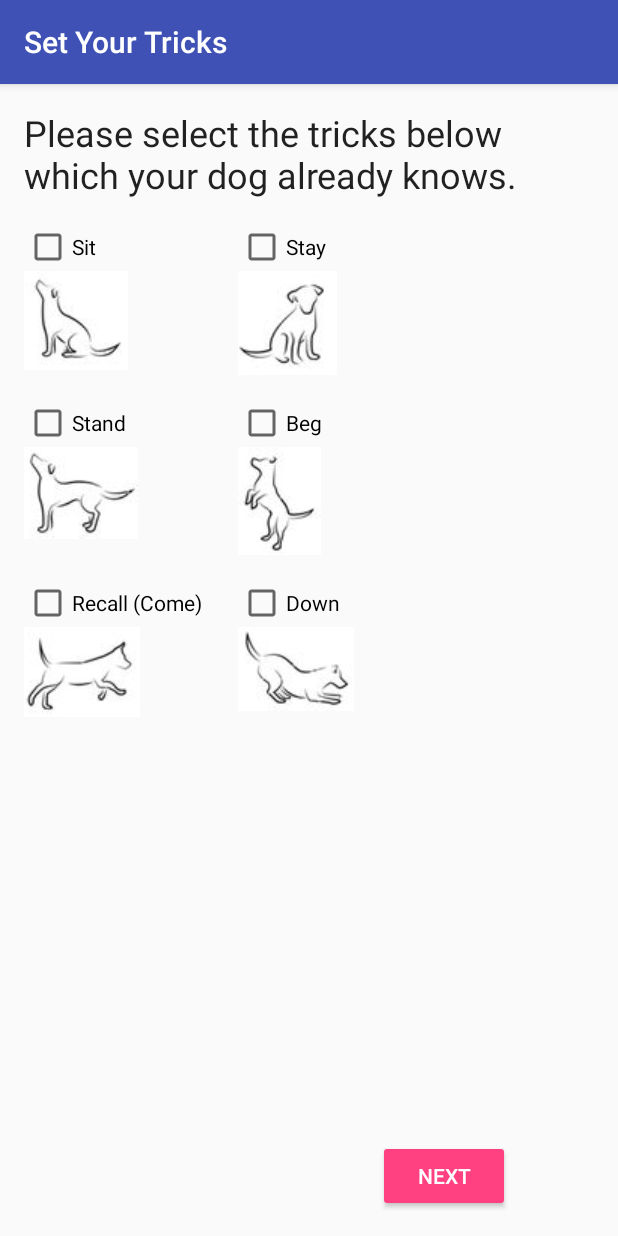
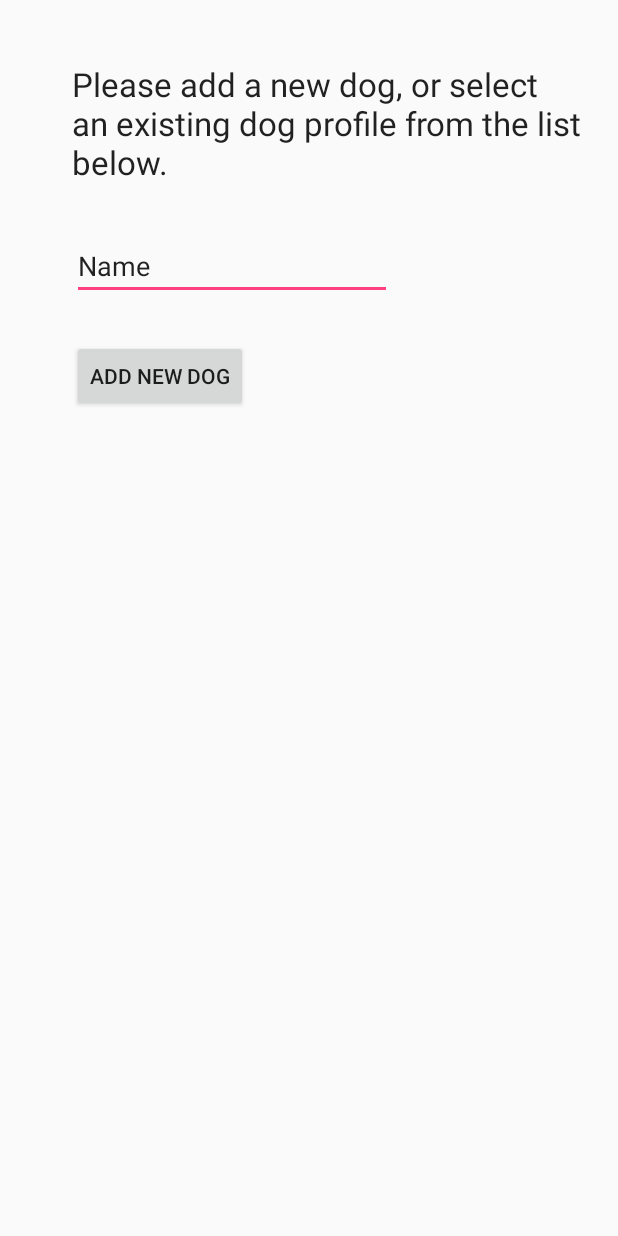
Before and after one commit to SarahFitz/cs683, an Android app: the screen it shows after launch (TrickSelectionActivity before the commit, SelectDog after it), after a tap on an icon or button, on a phone screen of 412 x 824 dp. Run offline under Robolectric (Android 15) with nearby library versions, the phone set to English and light mode, and no system bars.

Commit message:
Added the ability to save dog profiles using internal file storage
Created selectDog activity with functionality to add, delete, and select
dogs.
The LaunchActivity now transitions to the SelectDog activity.
The Add button on the SelectDog activity transitions to the
TrickSelectionActivity.
The TrickSelectionActivity now saves the dog profile on submit and
transitions back to the SelectDog activity.
SelectDog activity reads the save file and displays available dog
profiles in a spinner dropdown.

```diff
--- a/app/src/main/java/com/fitzgerald/cs682/assignment1/LaunchActivity.java
+++ b/app/src/main/java/com/fitzgerald/cs682/assignment1/LaunchActivity.java
@@ -19,13 +19,13 @@ public class LaunchActivity extends AppCompatActivity {
         //Set up click event for button to navigate to next activity
         Button getStartedButton = (Button) findViewById(R.id.getStarted);
         //create intent to instantiate new activity
-        final Intent trickSelectIntent = new Intent(this, TrickSelectionActivity.class);
+        final Intent selectDogIntent = new Intent(this, SelectDog.class);
         getStartedButton.setOnClickListener(new View.OnClickListener()
         {
             //when button is clicked, start the next activity
             public void onClick(View v) {
                 Log.i(TAG, "getStartedButton onClick startActivity");
-                startActivity(trickSelectIntent);
+                startActivity(selectDogIntent);
             }
         });
     }
--- /dev/null
+++ b/app/src/main/java/com/fitzgerald/cs682/assignment1/SelectDog.java
@@ -0,0 +1,255 @@
+package com.fitzgerald.cs682.assignment1;
+
+import android.app.Activity;
+import android.content.Context;
+import android.content.Intent;
+import android.os.Bundle;
+import android.util.Log;
+import android.view.View;
+import android.widget.ArrayAdapter;
+import android.widget.Button;
+import android.widget.EditText;
+import android.widget.Spinner;
+
+import java.io.BufferedReader;
+import java.io.FileNotFoundException;
+import java.io.FileOutputStream;
+import java.io.IOException;
+import java.io.InputStream;
+import java.io.InputStreamReader;
+import java.util.ArrayList;
+import java.util.Arrays;
+
+public class SelectDog extends Activity {
+    private static final String TAG = "appLog SelectDog";
+    //TODO: remove this eventually
+    ArrayList<String> dogNames;
+    ArrayList<ArrayList <String>> dogProfiles;
+
+
+    @Override
+    protected void onCreate(Bundle savedInstanceState) {
+        super.onCreate(savedInstanceState);
+        setContentView(R.layout.activity_select_dog);
+
+        setSpinnerData();
+
+        //Set up click event for ADD dog button
+        Button addNewDog = (Button) findViewById(R.id.addNewDogButton);
+
+        addNewDog.setOnClickListener(new View.OnClickListener() {
+            //when button is clicked, start the next activity
+            public void onClick(View v) {
+                Log.i(TAG, "addNewDog onClick");
+                addDog();
+            }
+        });
+
+        //Set up click event for SELECT dog button
+        Button selectDogButton = (Button) findViewById(R.id.selectDogButton);
+        selectDogButton.setOnClickListener(new View.OnClickListener() {
+            //when button is clicked, start the next activity
+            public void onClick(View v) {
+                Log.i(TAG, "selectDog onClick");
+                selectDog();
+            }
+        });
+
+        //Set up click event for DELETE dog button
+        Button deleteDogButton = (Button) findViewById(R.id.deleteDogButton);
+        deleteDogButton.setOnClickListener(new View.OnClickListener() {
+            public void onClick(View v) {
+                Log.i(TAG, "deleteDog onClick");
+                deleteDog();
+            }
+        });
+    }
+
+    private void addDog(){
+        EditText dogNameField = (EditText) findViewById(R.id.newDogName);
+        String name = dogNameField.getText().toString();
+
+        if(name == null || name.isEmpty()){
+            //TODO: error
+        }else{
+            final Intent trickSelectIntent = new Intent(this, TrickSelectionActivity.class);
+            trickSelectIntent.putExtra("dogName", name);
+            startActivity(trickSelectIntent);
+        }
+
+    }
+
+    private void deleteDog(){
+        //get selected dog for deleting
+        Spinner spinner = (Spinner) findViewById(R.id.dogSpinner);
+        String name = this.dogNames.get(spinner.getSelectedItemPosition());
+        dogNames.remove(spinner.getSelectedItemPosition());
+
+        String filename = "dogProfiles.txt";
+        FileOutputStream outputStream = null;
+            try {
+                outputStream = openFileOutput(filename, Context.MODE_PRIVATE);
+                for(ArrayList<String> profile : this.dogProfiles){
+                    //only write the profiles to the file which don't match the one for deletion
+                    if(!profile.get(0).equals(name)){
+                        String profileString = android.text.TextUtils.join(",", profile)+"/n";
+                        outputStream.write(profileString.getBytes());
+                    }
+                }
+                outputStream.close();
+            } catch (Exception e) {
+                e.printStackTrace();
+            }
+
+        //update the spinner data
+        setSpinnerData();
+    }
+
+    private void selectDog(){
+        //get selected dog for deleting
+        Spinner spinner = (Spinner) findViewById(R.id.dogSpinner);
+        String name = this.dogNames.get(spinner.getSelectedItemPosition());
+
+        final Intent trickStartIntent = new Intent(this, TrickStartActivity.class);
+        trickStartIntent.putExtra("dogName", name);
+
+        //get the list of tricks for the selected dog
+        ArrayList<String> tricks = new ArrayList<>();
+        for(ArrayList<String> dog : this.dogProfiles){
+            if(dog.get(0).equals(name)){
+                tricks = dog;
+                tricks.remove(0);
+            }
+        }
+        trickStartIntent.putStringArrayListExtra("tricks", (ArrayList) tricks);
+        startActivity(trickStartIntent);
+    }
+
+    private void setSpinnerData(){
+        //TODO: get list of dog profiles from DB
+        this.dogNames = getDogNames();
+
+        Spinner spinner = (Spinner) findViewById(R.id.dogSpinner);
+        Button deleteDogButton = (Button) findViewById(R.id.deleteDogButton);
+        Button selectDogButton = (Button) findViewById(R.id.selectDogButton);
+
+        if(dogNames.size() <= 0){
+            spinner.setVisibility(View.INVISIBLE);
+            deleteDogButton.setVisibility(View.INVISIBLE);
+            selectDogButton.setVisibility(View.INVISIBLE);
+        }else{
+            //set spinner values as existing dog profile names
+            spinner.setVisibility(View.VISIBLE);
+            deleteDogButton.setVisibility(View.VISIBLE);
+            selectDogButton.setVisibility(View.VISIBLE);
+
+            ArrayAdapter<String> adapter = new ArrayAdapter<>(this, android.R.layout.simple_list_item_1, dogNames);
+            adapter.setDropDownViewResource(android.R.layout.simple_spinner_dropdown_item);
+            spinner.setAdapter(adapter);
+        }
+    }
+
+    /**
+     * Get a list of only the dog names from the dog profiles
+     * @return
+     */
+    public ArrayList<String> getDogNames(){
+        ArrayList<ArrayList <String>> dogProfiles = getDogProfiles();
+        ArrayList<String> dogNames = new ArrayList<>();
+
+        if(!dogProfiles.isEmpty()){
+            for(ArrayList<String> profile : dogProfiles){
+                dogNames.add(profile.get(0));
+            }
+        }
+
+        return dogNames;
+    }
+
+    /**
+     * Get a list of all the dog profiles
+     * @return
+     */
+    public ArrayList< ArrayList <String>> getDogProfiles(){
+        ArrayList< ArrayList <String>> dogProfiles = new ArrayList<>();
+
+        try {
+            InputStream inputStream = openFileInput("dogProfiles.txt");
+
+            if ( inputStream != null ) {
+                InputStreamReader inputStreamReader = new InputStreamReader(inputStream);
+                BufferedReader bufferedReader = new BufferedReader(inputStreamReader);
+                String receiveString = "";
+
+                //add each dog profile from the file to the array list
+                while ( (receiveString = bufferedReader.readLine()) != null ) {
+                    String[] profiles = android.text.TextUtils.split(receiveString, "/n");
+                    for(int i = 0; i<profiles.length-1; i++){
+                        String[] profile = android.text.TextUtils.split(profiles[i], ",");
+                        Log.i(TAG, "Dog profile from FILE : " + profile[i]);
+                        dogProfiles.add(new ArrayList<>(Arrays.asList(profile)));
+                    }
+
+                }
+                inputStream.close();
+            }
+        }
+        catch (FileNotFoundException e) {
+            Log.e("login activity", "File not found: " + e.toString());
+        } catch (IOException e) {
+            Log.e("login activity", "Can not read file: " + e.toString());
+        }
+
+        this.dogProfiles = dogProfiles;
+        return dogProfiles;
+    }
+
+    @Override
+    protected void onStart() {
+        super.onStart();
+        Log.i(TAG, "onStart");
+    }
+
+    @Override
+    protected void onResume() {
+        super.onResume();
+        Log.i(TAG, "onResume");
+    }
+
+    @Override
+    protected void onPause() {
+        super.onPause();
+        Log.i(TAG, "onPause");
+    }
+
+    @Override
+    protected void onStop() {
+        super.onStop();
+        Log.i(TAG, "onStop");
+    }
+
+    @Override
+    protected void onRestart() {
+        super.onRestart();
+        Log.i(TAG, "onRestart");
+    }
+
+    @Override
+    protected void onDestroy() {
+        super.onDestroy();
+        Log.i(TAG, "onDestroy");
+    }
+
+    @Override
+    protected void onSaveInstanceState(Bundle outState){
+        super.onSaveInstanceState(outState);
+        Log.i(TAG, "onSaveInstanceState");
+    }
+
+    @Override
+    protected void onRestoreInstanceState(Bundle savedInstanceState){
+        super.onRestoreInstanceState(savedInstanceState);
+        Log.i(TAG, "onRestoreInstanceState");
+    }
+
+}
--- a/app/src/main/java/com/fitzgerald/cs682/assignment1/TrickStartActivity.java
+++ b/app/src/main/java/com/fitzgerald/cs682/assignment1/TrickStartActivity.java
@@ -18,6 +18,7 @@ public class TrickStartActivity extends AppCompatActivity {
     private static final String TAG = "appLog TrickStartActiv";
     private TextView trickSeekBarValue;
     private List<String> tricks;
+    private String dogName;
 
     @Override
     protected void onCreate(Bundle savedInstanceState) {
@@ -27,13 +28,15 @@ public class TrickStartActivity extends AppCompatActivity {
         //get the list of tricks that the user selected from the previous page
         Intent intent = getIntent();
         tricks = intent.getStringArrayListExtra("tricks");
+        dogName = intent.getExtras().getString("dogName");
+
         if(tricks !=null && tricks.size()>0){
             //TODO: validate populated list and not null
 
             Log.i(TAG, "The dog knows the tricks: " + android.text.TextUtils.join(", ", tricks));
 
             //Add the text message based on the number of tricks the user selected
-            String trickMessage = "Your dog knows " + tricks.size() + " unique tricks!";
+            String trickMessage = dogName + " knows " + tricks.size() + " unique tricks!";
             TextView trickTextMessage = (TextView) findViewById(R.id.trickTextMessage);
             if(trickTextMessage != null){
                 trickTextMessage.setText(trickMessage);
@@ -97,6 +100,7 @@ public class TrickStartActivity extends AppCompatActivity {
 
                         //pass the list of tricks to do to the next activity
                         trickIntent.putStringArrayListExtra("toDoTricks", toDoTricks);
+                        trickIntent.putExtra("dogName", dogName);
                         startActivity(trickIntent);
                     }
                 });
--- /dev/null
+++ b/app/src/main/res/layout/activity_select_dog.xml
@@ -0,0 +1,77 @@
+<?xml version="1.0" encoding="utf-8"?>
+<RelativeLayout xmlns:android="http://schemas.android.com/apk/res/android"
+    xmlns:tools="http://schemas.android.com/tools"
+    android:layout_width="match_parent"
+    android:layout_height="match_parent"
+    android:paddingBottom="@dimen/activity_vertical_margin"
+    android:paddingLeft="@dimen/activity_horizontal_margin"
+    android:paddingRight="@dimen/activity_horizontal_margin"
+    android:paddingTop="@dimen/activity_vertical_margin"
+    tools:context="com.fitzgerald.cs682.assignment1.SelectDog">
+
+    <Button
+        android:layout_width="wrap_content"
+        android:layout_height="wrap_content"
+        android:text="Add New Dog"
+        android:id="@+id/addNewDogButton"
+        android:layout_marginLeft="32dp"
+        android:layout_marginStart="32dp"
+        android:layout_marginTop="104dp"
+        android:layout_below="@+id/dogSelectionText"
+        android:layout_alignParentLeft="true"
+        android:layout_alignParentStart="true" />
+
+    <Spinner
+        android:layout_width="wrap_content"
+        android:layout_height="wrap_content"
+        android:id="@+id/dogSpinner"
+        android:layout_below="@+id/addNewDogButton"
+        android:layout_alignLeft="@+id/addNewDogButton"
+        android:layout_alignStart="@+id/addNewDogButton"
+        android:layout_marginTop="40dp"
+        android:spinnerMode="dropdown"
+        android:clickable="true" />
+
+    <Button
+        android:layout_width="wrap_content"
+        android:layout_height="wrap_content"
+        android:text="Select Dog"
+        android:id="@+id/selectDogButton"
+        android:layout_marginTop="34dp"
+        android:layout_below="@+id/dogSpinner"
+        android:layout_alignLeft="@+id/dogSpinner"
+        android:layout_alignStart="@+id/dogSpinner" />
+
+    <Button
+        android:layout_width="wrap_content"
+        android:layout_height="wrap_content"
+        android:text="Delete Dog"
+        android:id="@+id/deleteDogButton"
+        android:layout_alignBottom="@+id/selectDogButton"
+        android:layout_toRightOf="@+id/addNewDogButton"
+        android:layout_toEndOf="@+id/addNewDogButton" />
+
+    <TextView
+        android:layout_width="wrap_content"
+        android:layout_height="wrap_content"
+        android:textAppearance="?android:attr/textAppearanceLarge"
+        android:text="Please add a new dog, or select an existing dog profile from the list below."
+        android:id="@+id/dogSelectionText"
+        android:layout_alignParentTop="true"
+        android:layout_alignLeft="@+id/addNewDogButton"
+        android:layout_alignStart="@+id/addNewDogButton"
+        android:layout_marginTop="25dp" />
+
+    <EditText
+        android:layout_width="wrap_content"
+        android:layout_height="wrap_content"
+        android:inputType="textPersonName"
+        android:text="Name"
+        android:ems="10"
+        android:id="@+id/newDogName"
+        android:layout_below="@+id/dogSelectionText"
+        android:layout_alignLeft="@+id/dogSelectionText"
+        android:layout_alignStart="@+id/dogSelectionText"
+        android:layout_marginTop="32dp" />
+
+</RelativeLayout>
--- a/app/src/main/res/values/strings.xml
+++ b/app/src/main/res/values/strings.xml
@@ -25,4 +25,5 @@
     <string name="trick">trick</string>
     <string name="skip">Skip</string>
     <string name="next">Next</string>
+    <string name="title_activity_select_dog">SelectDog</string>
 </resources>
```
Also changed, not shown: app/src/main/AndroidManifest.xml (+6 -1 lines), app/src/main/java/com/fitzgerald/cs682/assignment1/TrickSelectionActivity.java (+26 -5 lines).
